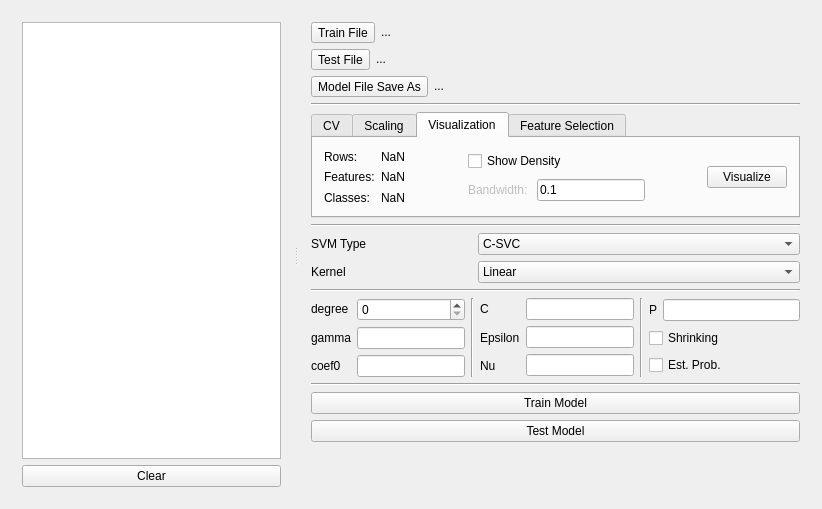
Above: svm-app/mainwindow.ui from boidachenkop/dw before the change. Below: the same form after it.
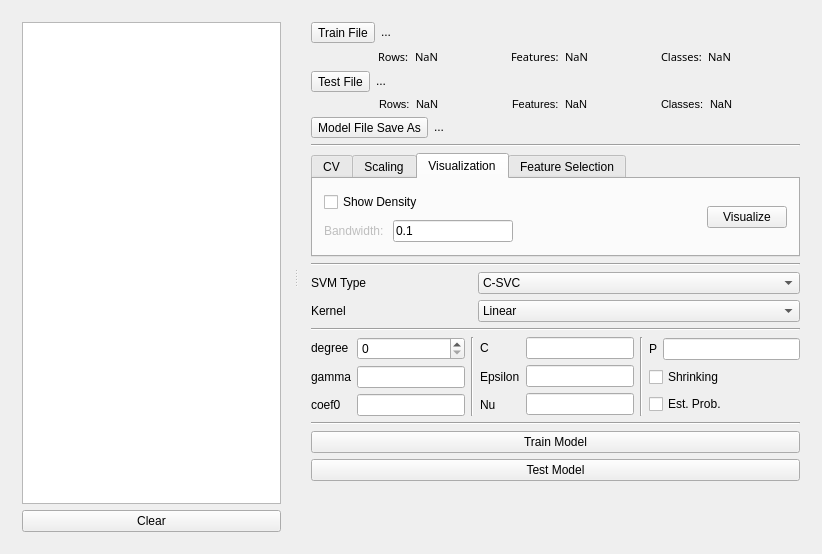
That is the form after the change. The open tabs and pages were chosen to show the change.

Commit message: Fixed bug: test filepath label don't update

Patch:
```diff
--- a/svm-app/mainwindow.ui
+++ b/svm-app/mainwindow.ui
@@ -7,7 +7,7 @@
     <x>0</x>
     <y>0</y>
     <width>822</width>
-    <height>509</height>
+    <height>554</height>
    </rect>
   </property>
   <property name="sizePolicy">
@@ -20,7 +20,7 @@
    <string>MainWindow</string>
   </property>
   <widget class="QWidget" name="centralWidget">
-   <layout class="QHBoxLayout" name="horizontalLayout_3">
+   <layout class="QHBoxLayout" name="horizontalLayout_13">
     <item>
      <widget class="QSplitter" name="splitter">
       <property name="lineWidth">
@@ -63,7 +63,7 @@
        </layout>
       </widget>
       <widget class="QWidget" name="layoutWidget">
-       <layout class="QVBoxLayout" name="verticalLayout" stretch="0,0,0,0,0,0,0,0,0,0,0,0,0,0">
+       <layout class="QVBoxLayout" name="global_verticalLayout" stretch="0,0,0,0,0,0,0,0,0,0,0,0,0,0,0,0">
         <property name="sizeConstraint">
          <enum>QLayout::SetMinimumSize</enum>
         </property>
@@ -115,6 +115,136 @@
           </item>
          </layout>
         </item>
+        <item>
+         <layout class="QHBoxLayout" name="trainInfo_global_horizontalLayout">
+          <item>
+           <layout class="QHBoxLayout" name="train_rows_horizontalLayout">
+            <item>
+             <widget class="QLabel" name="train_rowsText_label">
+              <property name="sizePolicy">
+               <sizepolicy hsizetype="Fixed" vsizetype="Fixed">
+                <horstretch>0</horstretch>
+                <verstretch>0</verstretch>
+               </sizepolicy>
+              </property>
+              <property name="font">
+               <font>
+                <family>Sans</family>
+                <pointsize>8</pointsize>
+               </font>
+              </property>
+              <property name="text">
+               <string>Rows:</string>
+              </property>
+             </widget>
+            </item>
+            <item>
+             <widget class="QLabel" name="train_rows_label">
+              <property name="sizePolicy">
+               <sizepolicy hsizetype="Fixed" vsizetype="Fixed">
+                <horstretch>0</horstretch>
+                <verstretch>0</verstretch>
+               </sizepolicy>
+              </property>
+              <property name="font">
+               <font>
+                <family>Sans</family>
+                <pointsize>8</pointsize>
+               </font>
+              </property>
+              <property name="text">
+               <string>NaN</string>
+              </property>
+             </widget>
+            </item>
+           </layout>
+          </item>
+          <item>
+           <layout class="QHBoxLayout" name="train_features_horizontalLayout">
+            <item>
+             <widget class="QLabel" name="train_featuresText_label">
+              <property name="sizePolicy">
+               <sizepolicy hsizetype="Fixed" vsizetype="Preferred">
+                <horstretch>0</horstretch>
+                <verstretch>0</verstretch>
+               </sizepolicy>
+              </property>
+              <property name="font">
+               <font>
+                <family>Sans</family>
+                <pointsize>8</pointsize>
+               </font>
+              </property>
+              <property name="text">
+               <string>Features:</string>
+              </property>
+             </widget>
+            </item>
+            <item>
+             <widget class="QLabel" name="train_features_label">
+              <property name="sizePolicy">
+               <sizepolicy hsizetype="Fixed" vsizetype="Preferred">
+                <horstretch>0</horstretch>
+                <verstretch>0</verstretch>
+               </sizepolicy>
+              </property>
+              <property name="font">
+               <font>
+                <family>Sans</family>
+                <pointsize>8</pointsize>
+               </font>
+              </property>
+              <property name="text">
+               <string>NaN</string>
+              </property>
+             </widget>
+            </item>
+           </layout>
+          </item>
+          <item>
+           <layout class="QHBoxLayout" name="train_classes_horizontalLayout">
+            <item>
+             <widget class="QLabel" name="train_classesText_label">
+              <property name="sizePolicy">
+               <sizepolicy hsizetype="Fixed" vsizetype="Fixed">
+                <horstretch>0</horstretch>
+                <verstretch>0</verstretch>
+               </sizepolicy>
+              </property>
+              <property name="font">
+               <font>
+                <family>Sans</family>
+                <pointsize>8</pointsize>
+               </font>
+              </property>
+              <property name="text">
+               <string>Classes:</string>
+              </property>
+             </widget>
+            </item>
+            <item>
+             <widget class="QLabel" name="train_classes_label">
+              <property name="sizePolicy">
+               <sizepolicy hsizetype="Fixed" vsizetype="Fixed">
+                <horstretch>0</horstretch>
+                <verstretch>0</verstretch>
+               </sizepolicy>
+              </property>
+              <property name="font">
+               <font>
+                <family>Sans</family>
+                <pointsize>8</pointsize>
+               </font>
+              </property>
+              <property name="text">
+               <string>NaN</string>
+              </property>
+             </widget>
+            </item>
+           </layout>
+          </item>
+         </layout>
+        </item>
         <item>
          <layout class="QHBoxLayout" name="tstFile_horizontalLayout" stretch="0,1">
           <property name="sizeConstraint">
@@ -154,6 +284,130 @@
           </item>
          </layout>
         </item>
+        <item>
+         <layout class="QHBoxLayout" name="testInfo_global_horizontalLayout">
+          <item>
+           <layout class="QHBoxLayout" name="test_rows_horizontalLayout">
+            <item>
+             <widget class="QLabel" name="test_rowsText_label">
+              <property name="sizePolicy">
+               <sizepolicy hsizetype="Fixed" vsizetype="Fixed">
+                <horstretch>0</horstretch>
+                <verstretch>0</verstretch>
+               </sizepolicy>
+              </property>
+              <property name="font">
+               <font>
+                <pointsize>8</pointsize>
+               </font>
+              </property>
+              <property name="text">
+               <string>Rows:</string>
+              </property>
+             </widget>
+            </item>
+            <item>
+             <widget class="QLabel" name="test_rows_label">
+              <property name="sizePolicy">
+               <sizepolicy hsizetype="Fixed" vsizetype="Fixed">
+                <horstretch>0</horstretch>
+                <verstretch>0</verstretch>
+               </sizepolicy>
+              </property>
+              <property name="font">
+               <font>
+                <pointsize>8</pointsize>
+               </font>
+              </property>
+              <property name="text">
+               <string>NaN</string>
+              </property>
+             </widget>
+            </item>
+           </layout>
+          </item>
+          <item>
+           <layout class="QHBoxLayout" name="test_features_horizontalLayout">
+            <item>
+             <widget class="QLabel" name="test_featuresText_label">
+              <property name="sizePolicy">
+               <sizepolicy hsizetype="Fixed" vsizetype="Fixed">
+                <horstretch>0</horstretch>
+                <verstretch>0</verstretch>
+               </sizepolicy>
+              </property>
+              <property name="font">
+               <font>
+                <pointsize>8</pointsize>
+               </font>
+              </property>
+              <property name="text">
+               <string>Features:</string>
+              </property>
+             </widget>
+            </item>
+            <item>
+             <widget class="QLabel" name="test_features_label">
+              <property name="sizePolicy">
+               <sizepolicy hsizetype="Fixed" vsizetype="Fixed">
+                <horstretch>0</horstretch>
+                <verstretch>0</verstretch>
+               </sizepolicy>
+              </property>
+              <property name="font">
+               <font>
+                <pointsize>8</pointsize>
+               </font>
+              </property>
+              <property name="text">
+               <string>NaN</string>
+              </property>
+             </widget>
+            </item>
+           </layout>
+          </item>
+          <item>
+           <layout class="QHBoxLayout" name="test_classes_horizontalLayout">
+            <item>
+             <widget class="QLabel" name="test_classesText_label">
+              <property name="sizePolicy">
+               <sizepolicy hsizetype="Fixed" vsizetype="Fixed">
+                <horstretch>0</horstretch>
+                <verstretch>0</verstretch>
+               </sizepolicy>
+              </property>
+              <property name="font">
+               <font>
+                <pointsize>8</pointsize>
+               </font>
+              </property>
+              <property name="text">
+               <string>Classes:</string>
+              </property>
+             </widget>
+            </item>
+            <item>
+             <widget class="QLabel" name="test_classes_label">
+              <property name="sizePolicy">
+               <sizepolicy hsizetype="Fixed" vsizetype="Fixed">
+                <horstretch>0</horstretch>
+                <verstretch>0</verstretch>
+               </sizepolicy>
+              </property>
+              <property name="font">
+               <font>
+                <pointsize>8</pointsize>
+               </font>
+              </property>
+              <property name="text">
+               <string>NaN</string>
+              </property>
+             </widget>
+            </item>
+           </layout>
+          </item>
+         </layout>
+        </item>
         <item>
          <layout class="QHBoxLayout" name="modelFile_horizontalLayout" stretch="0,1">
           <property name="sizeConstraint">
@@ -511,74 +765,7 @@
            <attribute name="title">
             <string>Visualization</string>
            </attribute>
-           <layout class="QHBoxLayout" name="horizontalLayout_4">
-            <item>
-             <layout class="QHBoxLayout" name="horizontalLayout_7">
-              <item>
-               <layout class="QVBoxLayout" name="datasetInfoText_verticalLayout">
-                <item>
-                 <widget class="QLabel" name="rowsText_label">
-                  <property name="text">
-                   <string>Rows:</string>
-                  </property>
-                 </widget>
-                </item>
-                <item>
-                 <widget class="QLabel" name="featuresText_label">
-                  <property name="text">
-                   <string>Features:</string>
-                  </property>
-                 </widget>
-                </item>
-                <item>
-                 <widget class="QLabel" name="classesText_label">
-                  <property name="text">
-                   <string>Classes:</string>
-                  </property>
-                 </widget>
-                </item>
-               </layout>
-              </item>
-              <item>
-               <layout class="QVBoxLayout" name="datasetInfo_verticalLayout">
-                <item>
-                 <widget class="QLabel" name="rows_label">
-                  <property name="text">
-                   <string>NaN</string>
-                  </property>
-                 </widget>
-                </item>
-                <item>
-                 <widget class="QLabel" name="features_label">
-                  <property name="text">
-                   <string>NaN</string>
-                  </property>
-                 </widget>
-                </item>
-                <item>
-                 <widget class="QLabel" name="classes_label">
-                  <property name="text">
-                   <string>NaN</string>
-                  </property>
-                 </widget>
-                </item>
-               </layout>
-              </item>
-             </layout>
-            </item>
-            <item>
-             <spacer name="horizontalSpacer_2">
-              <property name="orientation">
-               <enum>Qt::Horizontal</enum>
-              </property>
-              <property name="sizeHint" stdset="0">
-               <size>
-                <width>40</width>
-                <height>20</height>
-               </size>
-              </property>
-             </spacer>
-            </item>
+           <layout class="QHBoxLayout" name="horizontalLayout_3">
             <item>
              <layout class="QVBoxLayout" name="density_verticalLayout">
               <item>
@@ -687,7 +874,7 @@
          </widget>
         </item>
         <item>
-         <layout class="QHBoxLayout" name="svmType_horizontalLayout" stretch="1,2">
+         <layout class="QHBoxLayout" name="svmType_ComboBox_horizontalLayout" stretch="1,2">
           <property name="sizeConstraint">
            <enum>QLayout::SetFixedSize</enum>
           </property>
@@ -867,7 +1054,7 @@
            </widget>
           </item>
           <item>
-           <layout class="QHBoxLayout" name="svmType_horizontalLayout_2">
+           <layout class="QHBoxLayout" name="svmType_horizontalLayout">
             <item>
              <layout class="QVBoxLayout" name="svmTypeLabel_verticalLayout">
               <item>
@@ -903,7 +1090,7 @@
              </layout>
             </item>
             <item>
-             <layout class="QVBoxLayout" name="verticalLayout_6">
+             <layout class="QVBoxLayout" name="svmParams_verticalLayout">
               <item>
                <widget class="QLineEdit" name="C_lineEdit"/>
               </item>
```
Left out of the diff: 8 changed lines with no effect on the pictures. The commit also changes 11 other files.
